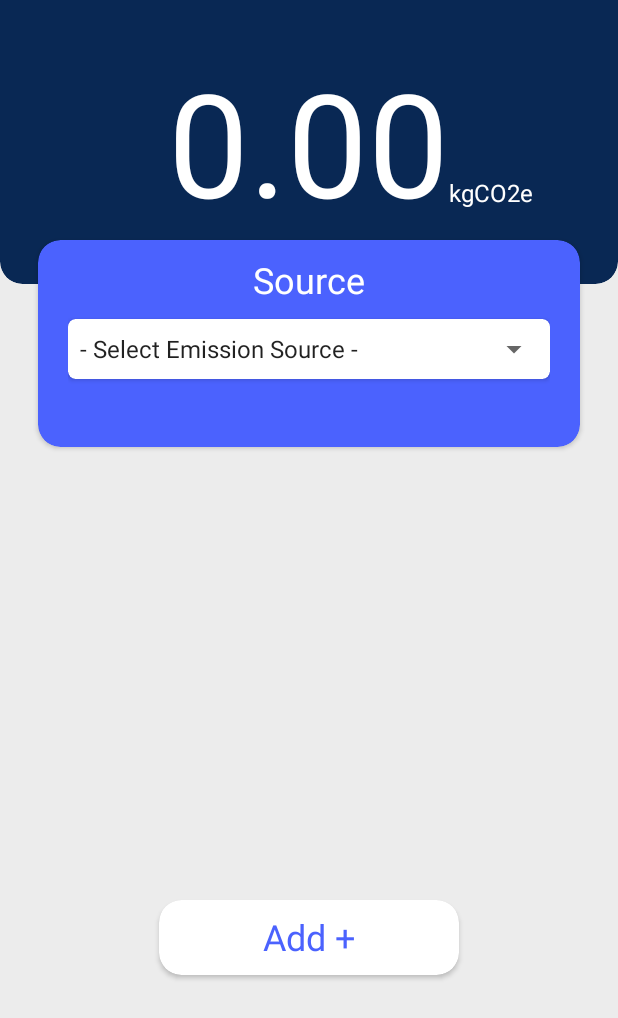
After one commit to ErnestoAMujica/myEmissions, an Android app: the AddEmission screen opened directly, with no data from a screen before it, on a phone screen of 412 x 824 dp. The commit adds this screen. Shown: the top 1018 px of the screen. Run offline under Robolectric (Android 15) with nearby library versions, the phone set to English and light mode, and no system bars; our stand-ins replace navigation-ui.

Commit message:
add emission page

```diff
--- /dev/null
+++ b/app/src/main/java/com/example/myemissions/AddEmission.java
@@ -0,0 +1,301 @@
+package com.example.myemissions;
+
+import android.app.Activity;
+import android.content.Intent;
+import android.os.Bundle;
+import com.google.android.material.snackbar.Snackbar;
+import androidx.appcompat.app.AppCompatActivity;
+
+import android.view.KeyEvent;
+import android.view.View;
+import android.view.inputmethod.EditorInfo;
+import android.widget.AdapterView;
+import android.widget.ArrayAdapter;
+import android.widget.Button;
+import android.widget.EditText;
+import android.widget.LinearLayout;
+import android.widget.ScrollView;
+import android.widget.Spinner;
+import android.widget.TextView;
+
+import androidx.cardview.widget.CardView;
+import androidx.navigation.NavController;
+import androidx.navigation.Navigation;
+import androidx.navigation.ui.AppBarConfiguration;
+import androidx.navigation.ui.NavigationUI;
+
+import java.text.DecimalFormat;
+
+public class AddEmission extends AppCompatActivity{
+
+    private double value = 0.00, emission = 0.00;
+    private String item = "";
+    TextView emissionCount, usage;
+    Spinner source, method, size, method2;
+    EmissionCalculator.Source type;
+    CardView addButton;
+
+    @Override
+    protected void onCreate(Bundle savedInstanceState) {
+        super.onCreate(savedInstanceState);
+        setContentView(R.layout.activity_add_emission);
+
+        //page content
+        EmissionCalculator calc = new EmissionCalculator();
+        emissionCount = findViewById(R.id.textView);
+        source = findViewById(R.id.spinner);
+        method = findViewById(R.id.spinner1);
+        method2 = findViewById(R.id.spinner3);
+        size = findViewById(R.id.spinner2);
+        usage = findViewById(R.id.editTextNumberDecimal2);
+        addButton = findViewById(R.id.add_card);
+
+        //initialize visibility of elements
+        method.setVisibility(View.GONE);
+        method2.setVisibility(View.GONE);
+        size.setVisibility(View.GONE);
+        usage.setVisibility(View.GONE);
+
+        //set spinner values (method2 can change but I wanted it to be initialized to something)
+        ArrayAdapter<CharSequence> adapter = ArrayAdapter.createFromResource(this,
+                R.array.source_items, android.R.layout.simple_spinner_item);
+        adapter.setDropDownViewResource(android.R.layout.simple_spinner_dropdown_item);
+        source.setAdapter(adapter);
+
+        adapter = ArrayAdapter.createFromResource(this, R.array.transportation_items,
+                android.R.layout.simple_spinner_item);
+        adapter.setDropDownViewResource(android.R.layout.simple_spinner_dropdown_item);
+        method.setAdapter(adapter);
+
+        //vehicle setting for method2
+        ArrayAdapter<CharSequence> adp = ArrayAdapter.createFromResource(this, R.array.vehicle_types,
+                android.R.layout.simple_spinner_item);
+        adapter.setDropDownViewResource(android.R.layout.simple_spinner_dropdown_item);
+        method2.setAdapter(adp);
+
+        //flight setting for method2
+        ArrayAdapter<CharSequence> ad = ArrayAdapter.createFromResource(this,
+                R.array.flight_type, android.R.layout.simple_spinner_item);
+        ad.setDropDownViewResource(android.R.layout.simple_spinner_dropdown_item);
+
+        adapter = ArrayAdapter.createFromResource(this, R.array.vehicle_sizes,
+                android.R.layout.simple_spinner_item);
+        adapter.setDropDownViewResource(android.R.layout.simple_spinner_dropdown_item);
+        size.setAdapter(adapter);
+
+        //source spinner
+        source.setOnItemSelectedListener(new AdapterView.OnItemSelectedListener() {
+             @Override
+             public void onItemSelected(AdapterView<?> adapterView, View view, int i, long l) {
+                 item = (String) adapterView.getItemAtPosition(i);
+                 usage.setText("");
+
+                 if (item.equals("Transportation")) {
+                     method.setVisibility(View.VISIBLE);
+                     method.setSelection(0);
+                     method2.setVisibility(View.GONE);
+                     size.setVisibility(View.GONE);
+                     usage.setVisibility(View.GONE);
+                     usage.setHint(getString(R.string.usage));
+                 } else if (item.equals("Energy")) {
+                     method.setVisibility(View.GONE);
+                     method2.setVisibility(View.GONE);
+                     size.setVisibility(View.GONE);
+                     usage.setHint(getString(R.string.usageE));
+                     usage.setVisibility(View.VISIBLE);
+                     type = EmissionCalculator.Source.energy;
+                 } else if (item.equals("Natural Gas")) {
+                     method.setVisibility(View.GONE);
+                     method2.setVisibility(View.GONE);
+                     size.setVisibility(View.GONE);
+                     usage.setHint(getString(R.string.usageN));
+                     usage.setVisibility(View.VISIBLE);
+                     type = EmissionCalculator.Source.natural_gas;
+                 }
+             }
+
+             @Override
+             public void onNothingSelected(AdapterView<?> adapterView) {
+
+             }
+        });
+
+        //if transportation is selected, we select the kind of transportation
+        method.setOnItemSelectedListener(new AdapterView.OnItemSelectedListener() {
+            @Override
+            public void onItemSelected(AdapterView<?> adapterView, View view, int i, long l) {
+                item = (String) adapterView.getItemAtPosition(i);
+                usage.setText("");
+
+                if (item.equals("Personal Vehicle")) {
+                    method2.setVisibility(View.VISIBLE);
+                    method2.setAdapter(adp);
+                    method2.setSelection(0);
+                    size.setVisibility(View.GONE);
+                    usage.setVisibility(View.GONE);
+                } else if (item.equals("Taxi")) {
+                    method2.setVisibility(View.GONE);
+                    size.setVisibility(View.GONE);
+                    usage.setVisibility(View.VISIBLE);
+                    type = EmissionCalculator.Source.taxi;
+                } else if (item.equals("Bus")) {
+                    method2.setVisibility(View.GONE);
+                    size.setVisibility(View.GONE);
+                    usage.setVisibility(View.VISIBLE);
+                    type = EmissionCalculator.Source.bus;
+                } else if (item.equals("Train")) {
+                    method2.setVisibility(View.GONE);
+                    size.setVisibility(View.GONE);
+                    usage.setVisibility(View.VISIBLE);
+                    type = EmissionCalculator.Source.train;
+                } else if (item.equals("Plane")) {
+                    method2.setAdapter(ad);
+                    method2.setVisibility(View.VISIBLE);
+                    method2.setSelection(0);
+                    size.setVisibility(View.GONE);
+                    usage.setVisibility(View.GONE);
+                }
+            }
+
+            @Override
+            public void onNothingSelected(AdapterView<?> adapterView) {
+
+            }
+        });
+
+        //if personal vehicle or flight is selected, select the kind
+        method2.setOnItemSelectedListener(new AdapterView.OnItemSelectedListener() {
+            @Override
+            public void onItemSelected(AdapterView<?> adapterView, View view, int i, long l) {
+                String item = (String) adapterView.getItemAtPosition(i);
+                usage.setText("");
+
+                if (item.equals("Short-haul - Economy")) {
+                    usage.setVisibility(View.VISIBLE);
+                    size.setVisibility(View.GONE);
+                    type = EmissionCalculator.Source.economy_shorthaul;
+                } else if (item.equals("Short-haul - Business")) {
+                    usage.setVisibility(View.VISIBLE);
+                    size.setVisibility(View.GONE);
+                    type = EmissionCalculator.Source.business_shorthaul;
+                } else if (item.equals("Long-haul - Economy")) {
+                    usage.setVisibility(View.VISIBLE);
+                    size.setVisibility(View.GONE);
+                    type = EmissionCalculator.Source.economy_longhaul;
+                } else if (item.equals("Long-haul - Economy Plus")) {
+                    usage.setVisibility(View.VISIBLE);
+                    size.setVisibility(View.GONE);
+                    type = EmissionCalculator.Source.economyplus_longhaul;
+                } else if (item.equals("Long-haul - Business")) {
+                    usage.setVisibility(View.VISIBLE);
+                    size.setVisibility(View.GONE);
+                    type = EmissionCalculator.Source.business_longhaul;
+                } else if (item.equals("Long-haul - First Class")) {
+                    usage.setVisibility(View.VISIBLE);
+                    size.setVisibility(View.GONE);
+                    type = EmissionCalculator.Source.first_longhaul;
+                } else if (item.equals("Diesel") || item.equals("Gas") || item.equals("Electric") ||
+                    item.equals("Hybrid") || item.equals("Hybrid Plugin")){
+                    size.setVisibility(View.VISIBLE);
+                    size.setSelection(0);
+                }
+            }
+
+            @Override
+            public void onNothingSelected(AdapterView<?> adapterView) {
+            }
+        });
+
+        //after vehicle type is specified we choose the size
+        size.setOnItemSelectedListener(new AdapterView.OnItemSelectedListener() {
+            @Override
+            public void onItemSelected(AdapterView<?> adapterView, View view, int i, long l) {
+                String sz = (String) adapterView.getItemAtPosition(i);
+
+                if (sz.equals("- Select Vehicle Size -")) {
+                    usage.setVisibility(View.GONE);
+                } else {
+                    usage.setVisibility(View.VISIBLE);
+                    usage.setText("");
+                }
+
+                if (item.equals("Diesel")) {
+                    if (sz.equals("Small")) {
+                        type = EmissionCalculator.Source.diesel_small;
+                    } else if (sz.equals("Medium")) {
+                        type = EmissionCalculator.Source.diesel_medium;
+                    } else if (sz.equals("Large")) {
+                        type = EmissionCalculator.Source.diesel_large;
+                    }
+                } else if (item.equals("Gas")) {
+                    if (sz.equals("Small")) {
+                        type = EmissionCalculator.Source.gas_small;
+                    } else if (sz.equals("Medium")) {
+                        type = EmissionCalculator.Source.gas_medium;
+                    } else if (sz.equals("Large")) {
+                        type = EmissionCalculator.Source.gas_large;
+                    }
+                } else if (item.equals("Hybrid")) {
+                    if (sz.equals("Small")) {
+                        type = EmissionCalculator.Source.hybrid_small;
+                    } else if (sz.equals("Medium")) {
+                        type = EmissionCalculator.Source.hybrid_medium;
+                    } else if (sz.equals("Large")) {
+                        type = EmissionCalculator.Source.hybrid_large;
+                    }
+                } else if (item.equals("Hybrid Plugin")) {
+                    if (sz.equals("Small")) {
+                        type = EmissionCalculator.Source.hybrid_plugin_small;
+                    } else if (sz.equals("Medium")) {
+                        type = EmissionCalculator.Source.hybrid_plugin_medium;
+                    } else if (sz.equals("Large")) {
+                        type = EmissionCalculator.Source.hybrid_plugin_large;
+                    }
+                } else if (item.equals("Electric")) {
+                    if (sz.equals("Small")) {
+                        type = EmissionCalculator.Source.electric_small;
+                    } else if (sz.equals("Medium")) {
+                        type = EmissionCalculator.Source.electric_medium;
+                    } else if (sz.equals("Large")) {
+                        type = EmissionCalculator.Source.electric_large;
+                    }
+                }
+            }
+
+            @Override
+            public void onNothingSelected(AdapterView<?> adapterView) {
+
+            }
+        });
+
+        //calculate the emission
+        usage.setOnEditorActionListener(new TextView.OnEditorActionListener() {
+            @Override
+            public boolean onEditorAction(TextView textView, int i, KeyEvent keyEvent) {
+                if (i == EditorInfo.IME_ACTION_DONE) {
+                    value = Double.parseDouble(String.valueOf(textView.getText()));
+                    if (type.equals(EmissionCalculator.Source.energy)) {
+                        emission = calc.energy(value);
+                    } else if (type.equals(EmissionCalculator.Source.natural_gas)) {
+                        emission = calc.natural_gas(value);
+                    } else {
+                        emission = calc.transportation(type, value);
+                    }
+                    emissionCount.setText(String.format("%.2f", emission));
+                    return true;
+                }
+                return false;
+            }
+        });
+
+        addButton.setOnClickListener(new View.OnClickListener() {
+            @Override
+            public void onClick(View view) {
+                Intent goToHome = new Intent(getApplicationContext(), Home.class);
+                startActivity(goToHome);
+                overridePendingTransition(R.anim.slide_in_left, R.anim.slide_out_right);
+            }
+        });
+
+    }
+}
--- /dev/null
+++ b/app/src/main/res/layout/activity_add_emission.xml
@@ -0,0 +1,178 @@
+<?xml version="1.0" encoding="utf-8"?>
+<RelativeLayout xmlns:android="http://schemas.android.com/apk/res/android"
+    xmlns:app="http://schemas.android.com/apk/res-auto"
+    xmlns:tools="http://schemas.android.com/tools"
+    android:id="@+id/emission"
+    android:layout_width="match_parent"
+    android:layout_height="match_parent"
+    android:background="@color/lighter_gray">
+
+    <androidx.cardview.widget.CardView
+        android:id="@+id/emission_card"
+        android:layout_width="match_parent"
+        android:layout_height="209dp"
+        android:layout_marginTop="-20dp"
+        android:layout_marginBottom="-30sp"
+        app:cardBackgroundColor="@color/vibrant_dark_blue"
+        app:cardCornerRadius="15dp"
+        app:cardElevation="0dp">
+
+        <RelativeLayout
+            android:layout_width="match_parent"
+            android:layout_height="match_parent">
+
+            <TextView
+                android:id="@+id/textView"
+                android:layout_width="wrap_content"
+                android:layout_height="109dp"
+                android:layout_centerInParent="true"
+                android:text="@string/emission_count"
+                android:textColor="@color/white"
+                android:textSize="96sp"
+                app:drawableTint="#FFFFFF" />
+
+            <TextView
+                android:id="@+id/textView3"
+                android:layout_width="wrap_content"
+                android:layout_height="wrap_content"
+                android:layout_alignBottom="@id/textView"
+                android:layout_toEndOf="@id/textView"
+                android:text="@string/unit"
+                android:textColor="@color/white"
+                android:textSize="16sp" />
+        </RelativeLayout>
+
+    </androidx.cardview.widget.CardView>
+
+    <RelativeLayout
+        android:layout_width="match_parent"
+        android:layout_height="match_parent">
+
+        <androidx.cardview.widget.CardView
+            android:layout_width="match_parent"
+            android:layout_height="wrap_content"
+            android:layout_marginTop="160dp"
+            android:layout_marginHorizontal="25dp"
+            app:cardBackgroundColor="@color/kindablue"
+            app:cardCornerRadius="15dp">
+
+            <LinearLayout
+                android:layout_width="match_parent"
+                android:layout_height="match_parent"
+                android:layout_marginHorizontal="20dp"
+                android:layout_marginTop="10dp"
+                android:layout_marginBottom="15dp"
+                android:orientation="vertical">
+
+                <RelativeLayout
+                    android:layout_width="match_parent"
+                    android:layout_height="wrap_content">
+
+                    <TextView
+                        android:id="@+id/textView2"
+                        android:layout_width="wrap_content"
+                        android:layout_height="wrap_content"
+                        android:layout_centerHorizontal="true"
+                        android:text="@string/type"
+                        android:textColor="@color/white"
+                        android:textSize="24sp" />
+                </RelativeLayout>
+
+                <androidx.cardview.widget.CardView
+                    android:layout_width="match_parent"
+                    android:layout_height="wrap_content"
+                    android:layout_marginTop="10dp"
+                    android:visibility="visible"
+                    app:cardCornerRadius="5dp">
+
+                    <Spinner
+                        android:id="@+id/spinner"
+                        android:layout_width="match_parent"
+                        android:layout_height="40dp" />
+                </androidx.cardview.widget.CardView>
+
+                <androidx.cardview.widget.CardView
+                    android:id="@+id/type_spinner"
+                    android:layout_width="match_parent"
+                    android:layout_height="match_parent"
+                    android:layout_marginTop="10dp"
+                    app:cardCornerRadius="5dp">
+
+                    <Spinner
+                        android:id="@+id/spinner1"
+                        android:layout_width="match_parent"
+                        android:layout_height="40dp"
+                        android:visibility="gone"/>
+                </androidx.cardview.widget.CardView>
+
+                <androidx.cardview.widget.CardView
+                    android:id="@+id/type2_spinner"
+                    android:layout_width="match_parent"
+                    android:layout_height="match_parent"
+                    android:layout_marginTop="10dp"
+                    app:cardCornerRadius="5dp">
+
+                    <Spinner
+                        android:id="@+id/spinner3"
+                        android:layout_width="match_parent"
+                        android:layout_height="40dp"
+                        android:visibility="gone"/>
+                </androidx.cardview.widget.CardView>
+
+                <androidx.cardview.widget.CardView
+                    android:id="@+id/size_spinner"
+                    android:layout_width="match_parent"
+                    android:layout_height="match_parent"
+                    android:layout_marginTop="10dp"
+                    app:cardCornerRadius="5dp">
+
+                    <Spinner
+                        android:id="@+id/spinner2"
+                        android:layout_width="match_parent"
+                        android:layout_height="40dp"
+                        android:visibility="gone"/>
+                </androidx.cardview.widget.CardView>
+
+                <EditText
+                    android:id="@+id/editTextNumberDecimal2"
+                    android:layout_width="300dp"
+                    android:layout_height="wrap_content"
+                    android:layout_marginTop="10dp"
+                    android:ems="10"
+                    android:imeOptions="actionDone"
+                    android:importantForAutofill="no"
+                    android:inputType="numberDecimal"
+                    android:minHeight="48dp"
+                    android:hint="@string/usage"
+                    android:textColorHint="@color/white"
+                    android:textColor="@color/white"
+                    android:visibility="gone"/>
+
+            </LinearLayout>
+        </androidx.cardview.widget.CardView>
+
+        <androidx.cardview.widget.CardView
+            android:layout_width="200dp"
+            android:layout_height="50dp"
+            android:id="@+id/add_card"
+            android:layout_centerHorizontal="true"
+            android:layout_marginTop="600dp"
+            android:clickable="true"
+            app:cardCornerRadius="15dp"
+            app:cardBackgroundColor="@color/white">
+
+            <TextView
+                android:layout_width="200dp"
+                android:layout_height="wrap_content"
+                android:text="Add +"
+                android:textColor="@color/kindablue"
+                android:textAlignment="center"
+                android:textSize="24sp"
+                android:layout_marginTop="8dp"
+
+                />
+        </androidx.cardview.widget.CardView>
+
+    </RelativeLayout>
+
+</RelativeLayout>
--- a/app/src/main/res/layout/activity_home.xml
+++ b/app/src/main/res/layout/activity_home.xml
@@ -9,7 +9,7 @@
     <androidx.cardview.widget.CardView
         app:cardBackgroundColor="@color/vibrant_dark_blue"
         app:cardCornerRadius="15dp"
-        android:id="@+id/mainPage_DisplayCard"
+        android:id="@+id/emission_card"
         android:layout_width="match_parent"
         android:layout_height="320sp"
         android:layout_marginTop="-20sp"
@@ -28,7 +28,8 @@
         android:layout_height="60sp"
         android:layout_alignParentTop="true"
         android:layout_marginBottom="-30sp"
-        app:cardElevation="0sp">
+        app:cardElevation="0sp"
+        android:clickable="true">
         <TextView
             android:id="@+id/mainPage_emissionsAddText"
             android:layout_width="wrap_content"
--- /dev/null
+++ b/app/src/main/res/values-land/dimens.xml
@@ -0,0 +1,3 @@
+<resources>
+      <dimen name="fab_margin">48dp</dimen>
+   </resources>
--- /dev/null
+++ b/app/src/main/res/values-w1240dp/dimens.xml
@@ -0,0 +1,3 @@
+<resources>
+      <dimen name="fab_margin">200dp</dimen>
+   </resources>
--- /dev/null
+++ b/app/src/main/res/values-w600dp/dimens.xml
@@ -0,0 +1,3 @@
+<resources>
+      <dimen name="fab_margin">48dp</dimen>
+   </resources>
--- /dev/null
+++ b/app/src/main/res/values/dimens.xml
@@ -0,0 +1,3 @@
+<resources>
+      <dimen name="fab_margin">16dp</dimen>
+   </resources>
--- a/app/src/main/res/values/strings.xml
+++ b/app/src/main/res/values/strings.xml
@@ -21,4 +21,50 @@
     <string name="change_password_confirmation_yes">Yes</string>
     <string name="change_password_confirmation_no">No</string>
     <string name="change_password_confirmation_title">Change Password</string>
+    <string name="title_activity_add_emission">AddEmission</string>
+    <string name="emission_count">0.00</string>
+    <string name="type">Source</string>
+    <string name="next">Next</string>
+    <string name="previous">Previous</string>
+    <string name="unit">kgCO2e</string>
+    <string name="usage">Enter Usage in Miles</string>
+    <string name="usageE">Enter Usage in Kilowatt Hours</string>
+    <string name="usageN">Enter Usage in Therms</string>
+    <string-array name="source_items">
+        <item>- Select Emission Source -</item>
+        <item>Transportation</item>
+        <item>Energy</item>
+        <item>Natural Gas</item>
+    </string-array>
+    <string-array name="transportation_items">
+        <item>- Select Transportation Type -</item>
+        <item>Personal Vehicle</item>
+        <item>Taxi</item>
+        <item>Bus</item>
+        <item>Train</item>
+        <item>Plane</item>
+    </string-array>
+    <string-array name="vehicle_types">
+        <item>- Select Vehicle Type -</item>
+        <item>Diesel</item>
+        <item>Gas</item>
+        <item>Hybrid</item>
+        <item>Hybrid Plugin</item>
+        <item>Electric</item>
+    </string-array>
+    <string-array name="vehicle_sizes">
+        <item>- Select Vehicle Size -</item>
+        <item>Large</item>
+        <item>Medium</item>
+        <item>Small</item>
+    </string-array>
+    <string-array name="flight_type">
+        <item>- Select Flight Type -</item>
+        <item>Short-haul - Economy</item>
+        <item>Short-haul - Business</item>
+        <item>Long-haul - Economy</item>
+        <item>Long-haul - Economy Plus</item>
+        <item>Long-haul - Business</item>
+        <item>Long-haul - First Class</item>
+    </string-array>
 </resources>
--- a/app/src/main/res/values/themes.xml
+++ b/app/src/main/res/values/themes.xml
@@ -20,4 +20,10 @@
 
         <item name="android:windowTranslucentStatus">true</item>
     </style>
+    <style name="Theme.MyEmissions.NoActionBar">
+        <item name="windowActionBar">false</item>
+        <item name="windowNoTitle">true</item>
+    </style>
+    <style name="Theme.MyEmissions.AppBarOverlay" parent="ThemeOverlay.AppCompat.Dark.ActionBar" />
+    <style name="Theme.MyEmissions.PopupOverlay" parent="ThemeOverlay.AppCompat.Light" />
 </resources>
```
Also changed, not shown: app/build.gradle (+7 -3 lines), app/src/main/AndroidManifest.xml (+16 -8 lines), app/src/main/java/com/example/myemissions/Home.java (+13 -0 lines).
